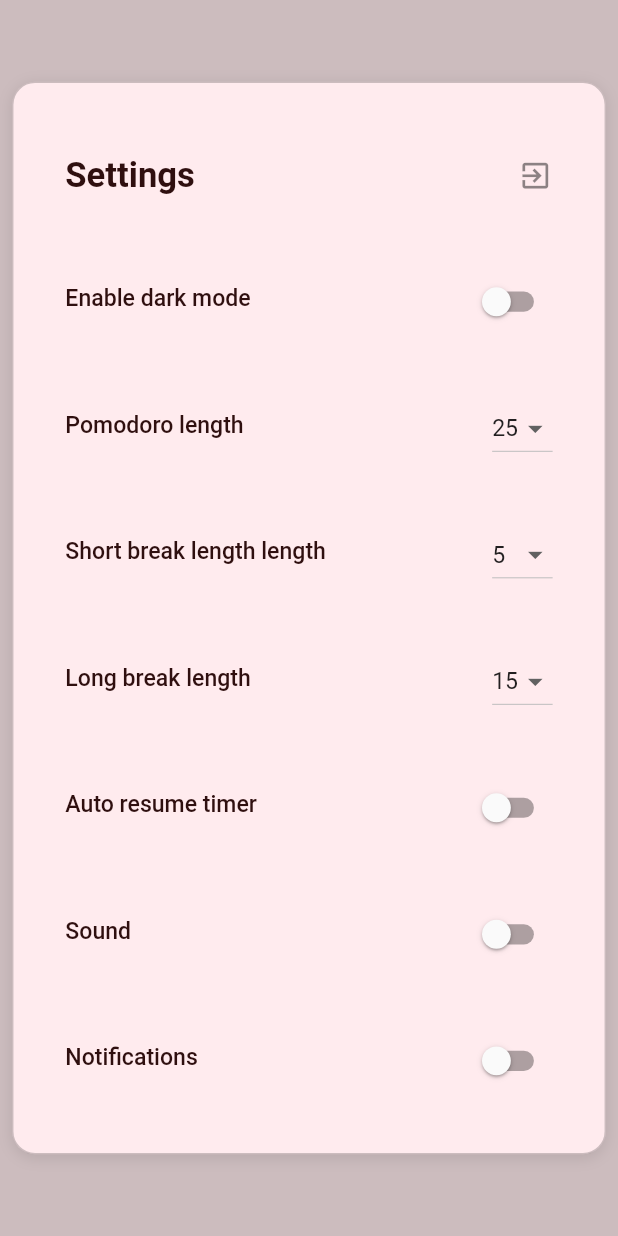
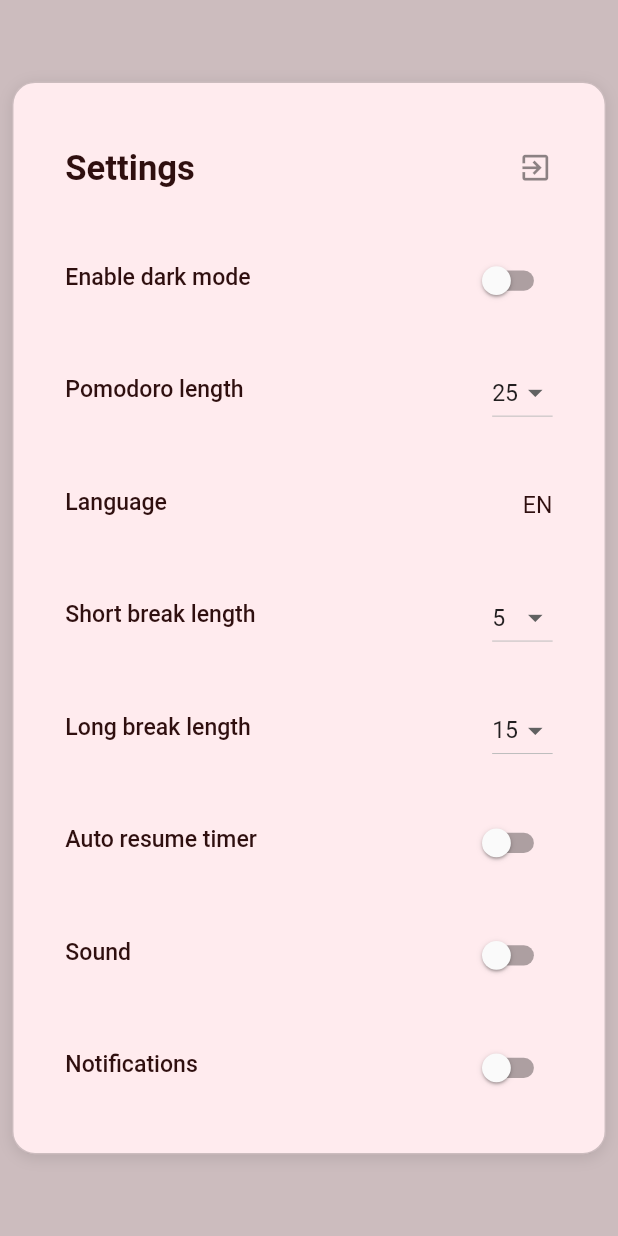
Before and after one commit to TalgatBatyrov/pomodoro, a Flutter app: the screen it shows after launch, item 2 of the bottom bar chosen, after a tap on the "settings" icon, on a phone screen of 412 x 824 dp. Run offline on Flutter 3.47's test engine with Material 2 defaults, Android fonts, the phone set to English and light mode, and no system bars; our stand-ins replace audioplayers, easy_localization, flutter_bloc.

Commit message:
feat: localisation

```diff
--- a/lib/app/app.dart
+++ b/lib/app/app.dart
@@ -1,3 +1,4 @@
+import 'package:easy_localization/easy_localization.dart';
 import 'package:flutter/material.dart';
 import 'package:flutter_bloc/flutter_bloc.dart';
 import 'package:pomodoro/cubits/auto_resume_timer_cubit.dart';
@@ -31,6 +32,9 @@ class App extends StatelessWidget {
       child: BlocBuilder<ThemeCubit, ThemeData>(
         builder: (context, state) {
           return MaterialApp(
+            localizationsDelegates: context.localizationDelegates,
+            supportedLocales: context.supportedLocales,
+            locale: context.locale,
             debugShowCheckedModeBanner: false,
             title: 'Pomodoro',
             theme: state,
--- a/lib/cubits/timer_state_cubit.dart
+++ b/lib/cubits/timer_state_cubit.dart
@@ -1,3 +1,4 @@
+import 'package:easy_localization/easy_localization.dart';
 import 'package:flutter/material.dart';
 import 'package:flutter_bloc/flutter_bloc.dart';
 
@@ -68,11 +69,11 @@ extension TimerStateEx on TimerState {
   String get title {
     switch (this) {
       case TimerState.focus:
-        return 'Fosuc';
+        return tr('title_focus');
       case TimerState.longBreak:
-        return 'Long break';
+        return tr('title_long_break');
       case TimerState.shortBreak:
-        return 'Short break';
+        return tr('title_short_break');
     }
   }
 
--- a/lib/main.dart
+++ b/lib/main.dart
@@ -1,6 +1,20 @@
+import 'package:easy_localization/easy_localization.dart';
 import 'package:flutter/material.dart';
 import 'app/app.dart';
 
-void main() {
-  runApp(const App());
+void main() async {
+  WidgetsFlutterBinding.ensureInitialized();
+  await EasyLocalization.ensureInitialized();
+  runApp(
+    EasyLocalization(
+      supportedLocales: const [
+        Locale('en', 'US'),
+        Locale('ky', 'KG'),
+        Locale('ru', 'RU'),
+      ],
+      path: 'translations',
+      fallbackLocale: const Locale('ru', 'RU'),
+      child: const App(),
+    ),
+  );
 }
--- a/lib/widgets/elements/pomodoro_action_buttons/elements/settings/settings_modal.dart
+++ b/lib/widgets/elements/pomodoro_action_buttons/elements/settings/settings_modal.dart
@@ -1,3 +1,4 @@
+import 'package:easy_localization/easy_localization.dart';
 import 'package:flutter/material.dart';
 import 'package:flutter_bloc/flutter_bloc.dart';
 import 'package:pomodoro/cubits/auto_resume_timer_cubit.dart';
@@ -21,6 +22,7 @@ class SettingsModal extends StatelessWidget {
   @override
   Widget build(BuildContext context) {
     final themeCubit = context.watch<ThemeCubit>();
+    final timerStateCubit = context.watch<TimerStateCubit>();
     final autoResumeTimerCubit = context.watch<AutoResumeTimerCubit>();
     final timerSoundCubit = context.watch<TimerSoundCubit>();
     final notificationCubit = context.watch<NotificationCubit>();
@@ -55,21 +57,21 @@ class SettingsModal extends StatelessWidget {
           mainAxisAlignment: MainAxisAlignment.spaceAround,
           children: [
             SettingsItem(
-                title: 'Settings',
+                title: tr('settings'),
                 fontSize: 24,
                 fontWeight: FontWeight.w700,
                 setting: GestureDetector(
                     onTap: () => Navigator.pop(context),
                     child: const Icon(Icons.exit_to_app))),
             SettingsItem(
-              title: 'Enable dark mode',
+              title: tr('settings_enable_dark_mode'),
               setting: Switch(
                 value: !themeCubit.isLight,
                 onChanged: (_) => themeCubit.toggleTheme(),
               ),
             ),
             SettingsItem(
-              title: 'Pomodoro length',
+              title: tr('settings_pomodoro_length'),
               setting: DropdownButton<int>(
                 value: focuctimerLengthCubit.state,
                 items: countries.map((country) {
@@ -85,25 +87,47 @@ class SettingsModal extends StatelessWidget {
                 },
               ),
             ),
-            // SettingsItem(
-            //   title: 'Pomodoros until long break length',
-            //   setting: DropdownButton<int>(
-            //     value: val,
-            //     items: countries.map((country) {
-            //       return DropdownMenuItem<int>(
-            //         value: country,
-            //         child: Text('$country'),
-            //       );
-            //     }).toList(),
-            //     onChanged: (value) {
-            //       if (value != null) {
-            //         val = value;
-            //       }
-            //     },
-            //   ),
-            // ),
             SettingsItem(
-              title: 'Short break length length',
+              title: tr('settings_language'),
+              setting: DropdownButton<Locale>(
+                  value: context.locale,
+                  isDense: true,
+                  icon: const SizedBox.shrink(),
+                  // iconEnabledColor: Colors.white,
+                  underline: const SizedBox.shrink(),
+                  onChanged: (locale) {
+                    context.setLocale(locale ?? context.locale);
+                  },
+                  items: const [
+                    DropdownMenuItem(
+                      value: Locale('en', 'US'),
+                      child: Text('EN'),
+                    ),
+                    DropdownMenuItem(
+                      value: Locale('ky', 'KG'),
+                      child: Text('KG'),
+                    ),
+                    DropdownMenuItem(
+                      value: Locale('ru', 'RU'),
+                      child: Text('RU'),
+                    ),
+                  ],
+                  selectedItemBuilder: (context) {
+                    final style = TextStyle(
+                      color: themeCubit.isLight
+                          ? timerStateCubit.state.timerColorLightTheme
+                          : Colors.white,
+                    );
+
+                    return [
+                      Text('EN', style: style),
+                      Text('KG', style: style),
+                      Text('RU', style: style),
+                    ];
+                  }),
+            ),
+            SettingsItem(
+              title: tr('settings_short_break_length'),
               setting: DropdownButton<int>(
                 value: shortBreakTimerLengthCubit.state,
                 items: countries.map((country) {
@@ -121,7 +145,7 @@ class SettingsModal extends StatelessWidget {
               ),
             ),
             SettingsItem(
-              title: 'Long break length',
+              title: tr('settings_long_break_length'),
               setting: DropdownButton<int>(
                 value: longBreakTimerLengthCubit.state,
                 items: countries.map((country) {
@@ -139,21 +163,21 @@ class SettingsModal extends StatelessWidget {
               ),
             ),
             SettingsItem(
-              title: 'Auto resume timer',
+              title: tr('settings_auto_resume_timer'),
               setting: Switch(
                 value: autoResumeTimerCubit.state == AutoResumeState.enable,
                 onChanged: (_) => autoResumeTimerCubit.toggleAutoResume(),
               ),
             ),
             SettingsItem(
-              title: 'Sound',
+              title: tr('settings_sound'),
               setting: Switch(
                 value: timerSoundCubit.state == TimerSoundState.enable,
                 onChanged: (_) => timerSoundCubit.timerSoundToggle(),
               ),
             ),
             SettingsItem(
-              title: 'Notifications',
+              title: tr('settings_notofications'),
               setting: Switch(
                 value: notificationCubit.state == NotificationState.enable,
                 onChanged: (_) => notificationCubit.toggleNotification(),
--- a/lib/widgets/elements/pomodoro_title.dart
+++ b/lib/widgets/elements/pomodoro_title.dart
@@ -1,3 +1,4 @@
+import 'package:easy_localization/easy_localization.dart';
 import 'package:flutter/material.dart';
 import 'package:flutter_bloc/flutter_bloc.dart';
 
@@ -13,9 +14,10 @@ class PomodoroTitle extends StatelessWidget {
 
   @override
   Widget build(BuildContext context) {
+    context.locale;
     final themeCubit = context.watch<ThemeCubit>();
     return Container(
-      width: 200,
+      width: 270,
       height: 60,
       decoration: BoxDecoration(
           border: Border.fromBorderSide(
--- a/pubspec.yaml
+++ b/pubspec.yaml
@@ -65,6 +65,7 @@ flutter:
   assets:
     - images/
     - assets/
+    - translations/
 
   # An image asset can refer to one or more resolution-specific "variants", see
   # https://flutter.dev/assets-and-images/#resolution-aware
```
Also changed, not shown: translations/en-US.json (added, +14 -0 lines), translations/ky-KG.json (added, +14 -0 lines), translations/ru-RU.json (added, +14 -0 lines).
